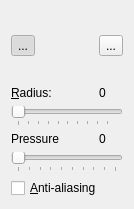
First picture: the form in src/toolSettings/PaintBrushSettingsWidget.ui, repository PhotoFlare/photoflare, before the edit.
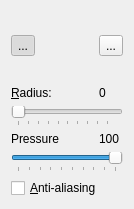
Second picture: the form after the edit. Icons and pictures are not drawn.

Commit message: Set default brush pressure to be 100

Patch:
```diff
--- a/src/toolSettings/PaintBrushSettingsWidget.ui
+++ b/src/toolSettings/PaintBrushSettingsWidget.ui
@@ -113,7 +113,7 @@
    <item row="3" column="2">
     <widget class="QLabel" name="labelPressureValue">
      <property name="text">
-      <string>0</string>
+      <string>100</string>
      </property>
     </widget>
    </item>
@@ -128,6 +128,9 @@
      <property name="singleStep">
       <number>10</number>
      </property>
+     <property name="value">
+      <number>100</number>
+     </property>
      <property name="orientation">
       <enum>Qt::Horizontal</enum>
      </property>
```
